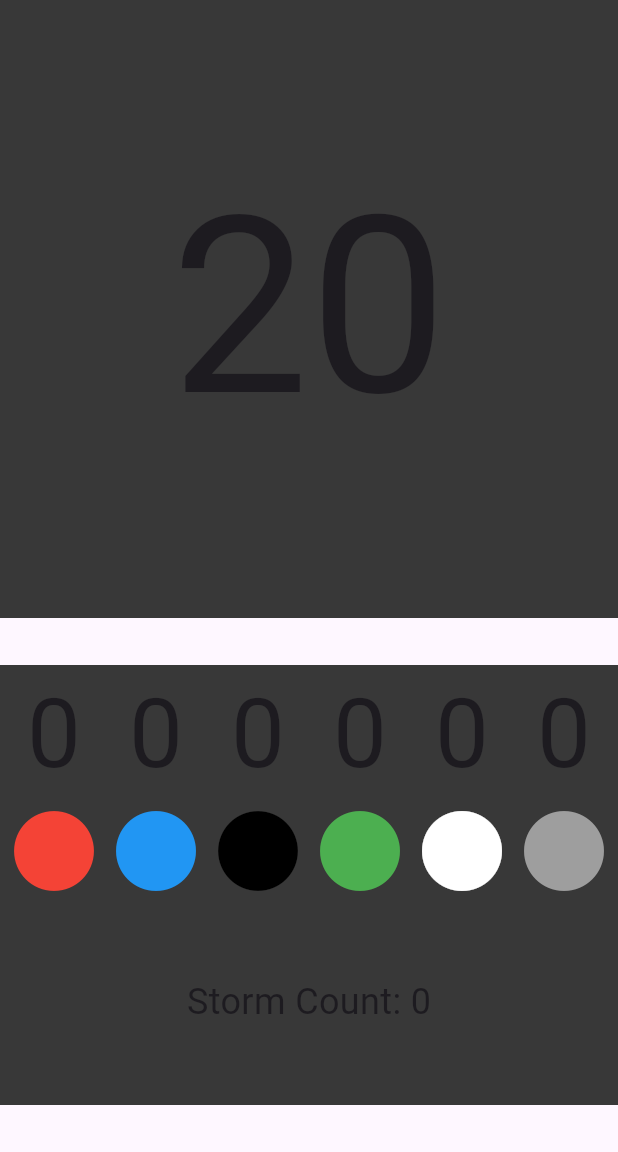
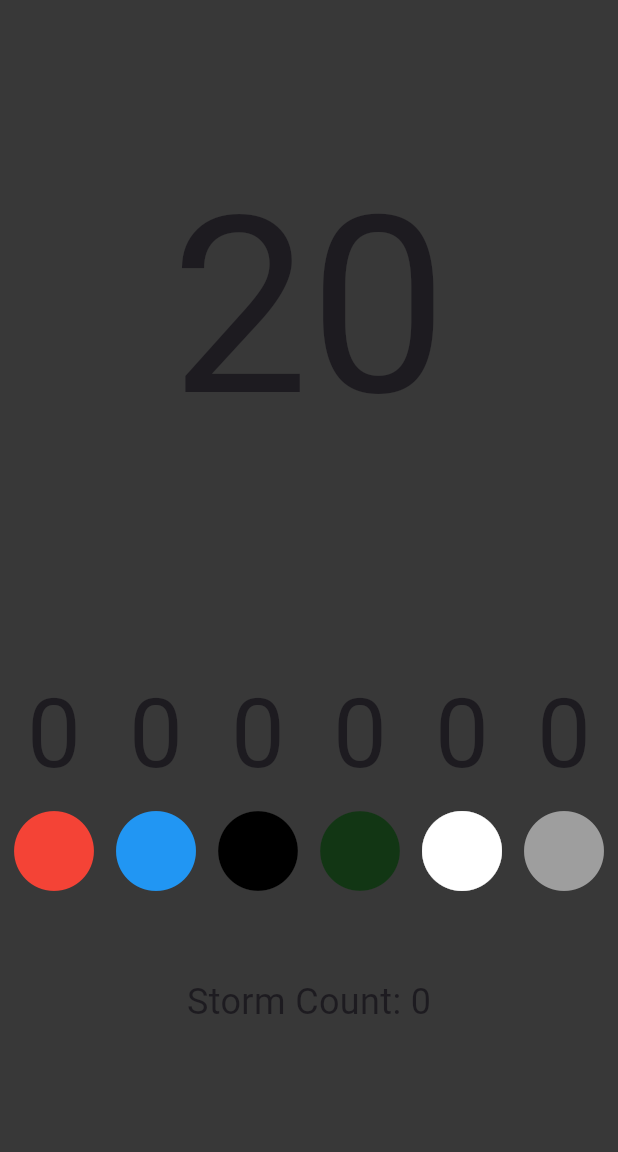
Before and after one commit to Frostonyx/mtg_tracker, a Flutter app: the screen it shows after launch, on a phone screen of 412 x 824 dp, the part 84-1236 px from its top. Run offline on Flutter 3.47's test engine with Material 3 defaults, Android fonts, the phone set to English and light mode, and no system bars.

Commit message:
added solid background

```diff
--- a/lib/main.dart
+++ b/lib/main.dart
@@ -85,7 +85,7 @@ class _MagicTrackerScreenState extends State<MagicTrackerScreen> {
       case 'Black':
         return Colors.black;
       case 'Green':
-        return Colors.green;
+        return const Color.fromARGB(255, 18, 54, 20);
       case 'White':
         return Colors.white;
       case 'Colorless':
@@ -105,7 +105,9 @@ class _MagicTrackerScreenState extends State<MagicTrackerScreen> {
       appBar: AppBar(
         title: Text('Magic Tracker'),
       ),
-      body: Column(
+      body: Container(
+        color: const Color.fromARGB(255, 56, 56, 56),
+        child: Column(
           children: [
             GestureDetector(
               onTapUp: (details) {
@@ -179,6 +181,7 @@ class _MagicTrackerScreenState extends State<MagicTrackerScreen> {
             ),
           ],
         ),
+      ),
     );
   }
 }
```
Lines whose indentation alone changed are shown as unchanged.
